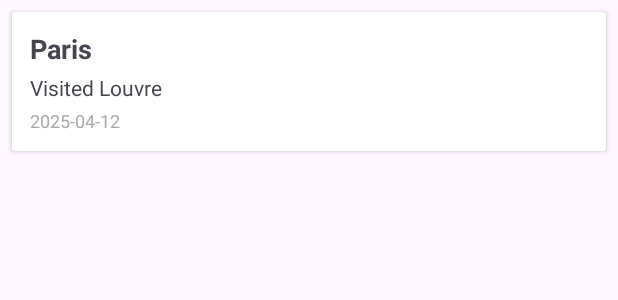
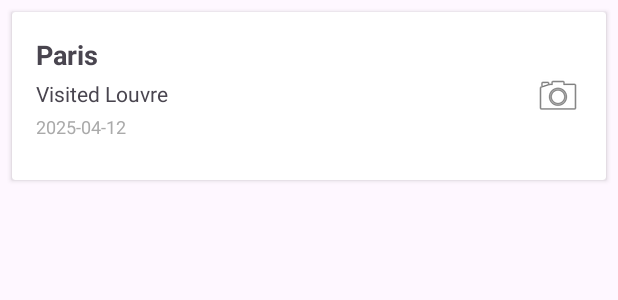
Before and after one commit to ZuMaVla/TravelNotes, an Android app: the layout card_place.xml on its own in the app's theme, with its tools: preview values and no code run, on a phone screen of 412 x 824 dp. Shown: the top 300 px of the screen. Run offline under Robolectric (Android 15) with nearby library versions, the phone set to English and light mode, and no system bars.

Commit message:
Implent image functionality: model, add, display on main page (RecyclerView)

```diff
--- a/app/build.gradle.kts
+++ b/app/build.gradle.kts
@@ -52,4 +52,5 @@ dependencies {
     androidTestImplementation(libs.androidx.junit)
     androidTestImplementation(libs.androidx.espresso.core)
     implementation("com.google.android.material:material:1.9.0")
+    implementation(libs.picasso)
 }
--- a/app/src/main/java/ie/setu/travelnotes/models/place/PlaceMemStore.kt
+++ b/app/src/main/java/ie/setu/travelnotes/models/place/PlaceMemStore.kt
@@ -29,6 +29,8 @@ class PlaceMemStore  : PlaceStore {
         if (foundPlace != null) {
             foundPlace.title = travelPlace.title
             foundPlace.description = travelPlace.description
+            foundPlace.image = travelPlace.image
+            foundPlace.date = travelPlace.date
         }
     }
     override fun delete(travelPlace: PlaceModel){
--- a/app/src/main/java/ie/setu/travelnotes/models/place/PlaceModel.kt
+++ b/app/src/main/java/ie/setu/travelnotes/models/place/PlaceModel.kt
@@ -1,11 +1,12 @@
 package ie.setu.travelnotes.models.place
 
+import android.net.Uri
 import java.time.LocalDate
 
 data class PlaceModel(var id: Long = 0,
                       var title: String = "",
                       var description: String = "",
-                      var date: LocalDate = LocalDate.now()
-
+                      var date: LocalDate = LocalDate.now(),
+                      var image: Uri = Uri.EMPTY
 
 )
--- a/app/src/main/java/ie/setu/travelnotes/views/mainview/ListAdapter.kt
+++ b/app/src/main/java/ie/setu/travelnotes/views/mainview/ListAdapter.kt
@@ -3,6 +3,7 @@ package ie.setu.travelnotes.views.mainview
 import android.view.LayoutInflater
 import android.view.ViewGroup
 import androidx.recyclerview.widget.RecyclerView
+import com.squareup.picasso.Picasso
 import ie.setu.travelnotes.databinding.CardPlaceBinding
 import ie.setu.travelnotes.models.place.PlaceModel
 
@@ -16,6 +17,9 @@ class ListAdapter(private val travelPlaces: List<PlaceModel>)
             binding.placeTitle.text = travelPlace.title
             binding.placeDescription.text = travelPlace.description
             binding.placeDate.text = travelPlace.date.toString()
+            Picasso.get()
+                .load(travelPlace.image)
+                .into(binding.imageIcon)
         }
     }
 
--- a/app/src/main/res/layout/card_place.xml
+++ b/app/src/main/res/layout/card_place.xml
@@ -1,39 +1,64 @@
+<?xml version="1.0" encoding="utf-8"?>
 <androidx.cardview.widget.CardView
     xmlns:android="http://schemas.android.com/apk/res/android"
+    xmlns:app="http://schemas.android.com/apk/res-auto"
     android:layout_width="match_parent"
     android:layout_height="wrap_content"
     android:layout_margin="8dp"
     android:elevation="2dp">
 
-    <LinearLayout
+    <RelativeLayout
         android:layout_width="match_parent"
         android:layout_height="wrap_content"
-        android:orientation="vertical"
-        android:padding="12dp">
+        android:padding="16dp">
+
+        <ImageView
+            android:id="@+id/imageIcon"
+            android:layout_width="wrap_content"
+            android:layout_height="36pt"
+            android:layout_alignParentEnd="true"
+            android:layout_centerVertical="true"
+            android:adjustViewBounds="true"
+            android:contentDescription="@string/change_place_image"
+            android:scaleType="fitCenter"
+            app:srcCompat="@android:drawable/ic_menu_camera" />
 
         <TextView
             android:id="@+id/placeTitle"
-            android:textStyle="bold"
+            android:layout_width="wrap_content"
+            android:layout_height="wrap_content"
+            android:layout_alignParentStart="true"
+            android:layout_alignParentTop="true"
+            android:layout_toStartOf="@+id/imageIcon"
+            android:layout_marginEnd="8dp"
+            android:text="Paris"
             android:textSize="18sp"
-            android:text="Paris"
-            android:layout_height="wrap_content"
-            android:layout_width="wrap_content" />
+            android:textStyle="bold" />
 
         <TextView
             android:id="@+id/placeDescription"
+            android:layout_width="wrap_content"
+            android:layout_height="wrap_content"
+            android:layout_below="@+id/placeTitle"
+            android:layout_alignParentStart="true"
+            android:layout_marginTop="4dp"
+            android:layout_toStartOf="@+id/imageIcon"
+            android:layout_marginEnd="8dp"
             android:text="Visited Louvre"
-            android:textSize="14sp"
-            android:layout_marginTop="4dp"
-            android:layout_height="wrap_content"
-            android:layout_width="wrap_content" />
+            android:textSize="14sp" />
 
         <TextView
             android:id="@+id/placeDate"
+            android:layout_width="wrap_content"
+            android:layout_height="wrap_content"
+            android:layout_below="@+id/placeDescription"
+            android:layout_alignParentStart="true"
+            android:layout_marginTop="4dp"
+            android:layout_toStartOf="@+id/imageIcon"
+            android:layout_marginEnd="8dp"
             android:text="2025-04-12"
-            android:textSize="12sp"
             android:textColor="@android:color/darker_gray"
-            android:layout_marginTop="4dp"
-            android:layout_height="wrap_content"
-            android:layout_width="wrap_content"  />
-    </LinearLayout>
+            android:textSize="12sp" />
+
+    </RelativeLayout>
 </androidx.cardview.widget.CardView>
--- a/app/src/main/res/values/strings.xml
+++ b/app/src/main/res/values/strings.xml
@@ -6,4 +6,8 @@
     <string name="menu_addPlace">Add new travel place</string>
     <string name="menu_viewMap">View map</string>
     <string name="hint_placeDate">Date the place was visited (YYYY/MM/DD)</string>
+    <string name="button_addImage"> Add Image </string>
+    <string name="select_place_image">Select place image</string>
+    <string name="change_place_image">Place photo</string>
+
 </resources>
--- a/gradle/libs.versions.toml
+++ b/gradle/libs.versions.toml
@@ -10,6 +10,7 @@ material = "1.13.0"
 activity = "1.11.0"
 constraintlayout = "2.2.1"
 timber = "1.5.1"
+picasso = "2.71828"
 
 [libraries]
 androidx-core-ktx = { group = "androidx.core", name = "core-ktx", version.ref = "coreKtx" }
@@ -21,6 +22,7 @@ material = { group = "com.google.android.material", name = "material", version.r
 androidx-activity = { group = "androidx.activity", name = "activity", version.ref = "activity" }
 androidx-constraintlayout = { group = "androidx.constraintlayout", name = "constraintlayout", version.ref = "constraintlayout" }
 timber = { module = "com.github.ajalt:timberkt", version.ref = "timber" }
+picasso = { module = "com.squareup.picasso:picasso", version.ref = "picasso" }
 
 [plugins]
 android-application = { id = "com.android.application", version.ref = "agp" }
```
Also changed, not shown: app/src/main/java/ie/setu/travelnotes/helpers/ImageHelpers.kt (added, +19 -0 lines), app/src/main/java/ie/setu/travelnotes/views/placeaction/ActionPresenter.kt (+35 -1 lines), app/src/main/java/ie/setu/travelnotes/views/placeaction/ActionView.kt (+14 -1 lines), app/src/main/res/layout/action_place.xml (+20 -0 lines).
